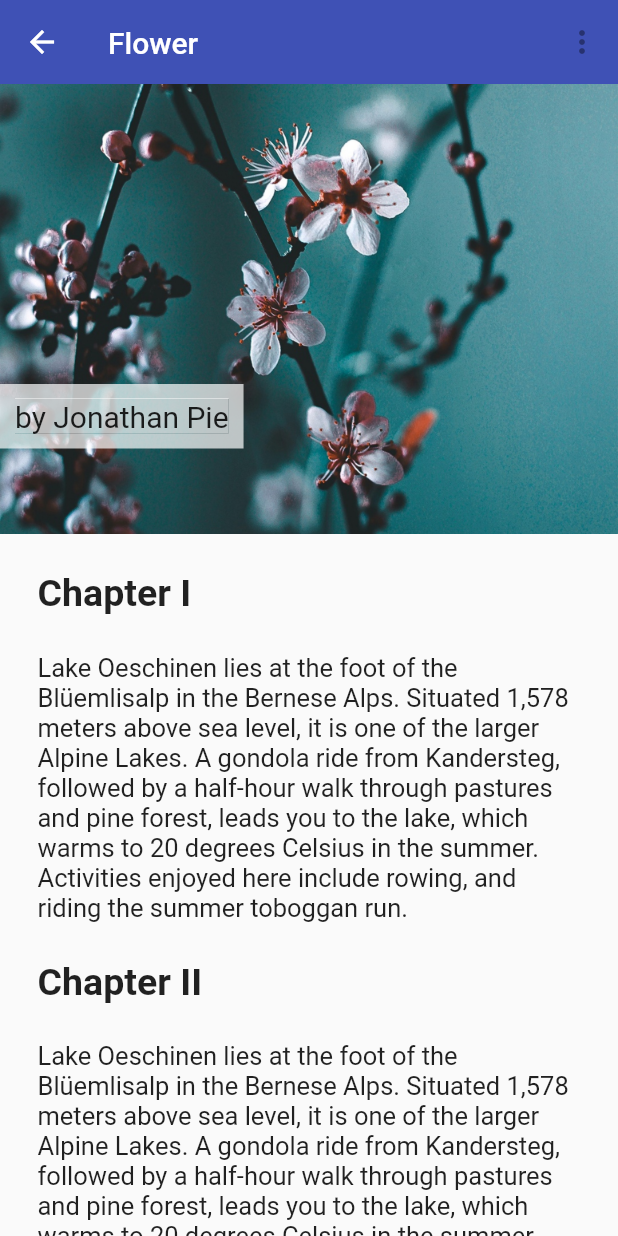
After one commit to kfc0105/blog_ui_layout, a Flutter app: the screen it shows after launch, after a tap on "Flower", on a phone screen of 412 x 824 dp. The commit adds this screen. Run offline on Flutter 3.47's test engine with Material 2 defaults, Android fonts, the phone set to English and light mode, and no system bars.

```diff
--- a/lib/AllArticlePage.dart
+++ b/lib/AllArticlePage.dart
@@ -25,11 +25,7 @@ class SecondRoute extends StatelessWidget {
     return Scaffold(
       appBar: AppBar(
         title: Text('All Articles'),
-        actions: [
-          IconButton(icon: Icon(Icons.more_vert),
-            color: Colors.white,
-          ),
-        ],
+
       ),
       //
       body: ListView(
--- /dev/null
+++ b/lib/DetailPage.dart
@@ -0,0 +1,115 @@
+import 'package:flutter/material.dart';
+
+class DetailPage extends StatelessWidget {
+  @override
+  Widget build(BuildContext context) {
+    /*
+        This widget was not under Scaffold so there was yellow highlight under all the texts
+     */
+    return Scaffold(
+      body: CustomScrollView(
+        slivers: <Widget>[
+          SliverAppBar(
+            elevation: 5,
+            actions: [
+              IconButton(icon: Icon(Icons.more_vert),
+                color: Colors.white,
+              ),
+            ],
+            flexibleSpace: FlexibleSpaceBar(
+              title: Text('Flower'),
+            ),
+          ),
+
+          /*
+                Reference for the below widget https://api.flutter.dev/flutter/widgets/SliverFillRemaining-class.html
+         */
+          SliverList(
+            delegate: SliverChildListDelegate(
+              [
+                Stack(
+                  children: [
+                    Image.asset(
+                      //I am genius I figured it out over here nice !
+                      'images/aarn-giri-xucZ20Vjiy8-unsplash.jpg',
+                      width: 500,
+                      height: 300,
+                      fit: BoxFit.fitWidth,
+                    ),
+                    Positioned(
+                      top: 200,
+
+                      child: Container(
+                        decoration: BoxDecoration(
+                          border: Border.all(
+                            color: Colors.white70,
+                            width: 10,
+                          ),
+                        ),
+                        child: Text(
+                            'by Jonathan Pie',
+                            style: TextStyle(
+                              backgroundColor: Colors.white70,
+                              fontSize: 20,
+                            ),
+                        ),
+                      ),
+                    ),
+                  ],
+                ),
+                Container(
+                  margin: EdgeInsets.all(25),
+                  child: Text(
+                    'Chapter I',
+                    style: TextStyle(
+                      fontWeight: FontWeight.bold,
+                      fontSize: 25,
+                    ),
+                  ),
+                ),
+                Container(
+                  margin: EdgeInsets.only(right: 25, left: 25),
+                  child: Text(
+                    'Lake Oeschinen lies at the foot of the Blüemlisalp in the Bernese '
+                        'Alps. Situated 1,578 meters above sea level, it is one of the '
+                        'larger Alpine Lakes. A gondola ride from Kandersteg, followed by a '
+                        'half-hour walk through pastures and pine forest, leads you to the '
+                        'lake, which warms to 20 degrees Celsius in the summer. Activities '
+                        'enjoyed here include rowing, and riding the summer toboggan run.',
+                    style: TextStyle(
+                      fontSize: 17,
+                    ),
+                  ),
+                ),
+                Container(
+                  margin: EdgeInsets.all(25),
+                  child: Text(
+                    'Chapter II',
+                    style: TextStyle(
+                      fontWeight: FontWeight.bold,
+                      fontSize: 25,
+                    ),
+                  ),
+                ),
+                Container(
+                  margin: EdgeInsets.only(right: 25, left: 25, bottom: 25),
+                  child: Text(
+                    'Lake Oeschinen lies at the foot of the Blüemlisalp in the Bernese '
+                        'Alps. Situated 1,578 meters above sea level, it is one of the '
+                        'larger Alpine Lakes. A gondola ride from Kandersteg, followed by a '
+                        'half-hour walk through pastures and pine forest, leads you to the '
+                        'lake, which warms to 20 degrees Celsius in the summer. Activities '
+                        'enjoyed here include rowing, and riding the summer toboggan run.',
+                    style: TextStyle(
+                      fontSize: 17,
+                    ),
+                  ),
+                ),
+              ]
+            ),
+          ),
+        ],
+      ),
+    );
+  }
+}
--- a/lib/main.dart
+++ b/lib/main.dart
@@ -1,4 +1,5 @@
 import 'AllArticlePage.dart';
+import 'DetailPage.dart';
 import 'package:flutter/material.dart';
 
 
@@ -80,6 +81,11 @@ class DashBoard extends StatelessWidget {
       ),
     );
 
+    /*
+        Make the cards as a button
+     */
+
+
     Widget _buildCard(Color color, String Heading, String subHeading, String imageLocation, double leftMargin){
       return Container(
         margin: EdgeInsets.only(left: leftMargin),
@@ -99,6 +105,10 @@ class DashBoard extends StatelessWidget {
                 child: ListTile(
                   title: Text(Heading, style: TextStyle(color: Colors.white),),
                   subtitle: Text(subHeading, style: TextStyle(color: Colors.white),),
+                  onTap: () {
+                    Navigator.push(context,
+                      MaterialPageRoute(builder: (context) => DetailPage()),);
+                  },
                 ),
               ),
             ],
```
